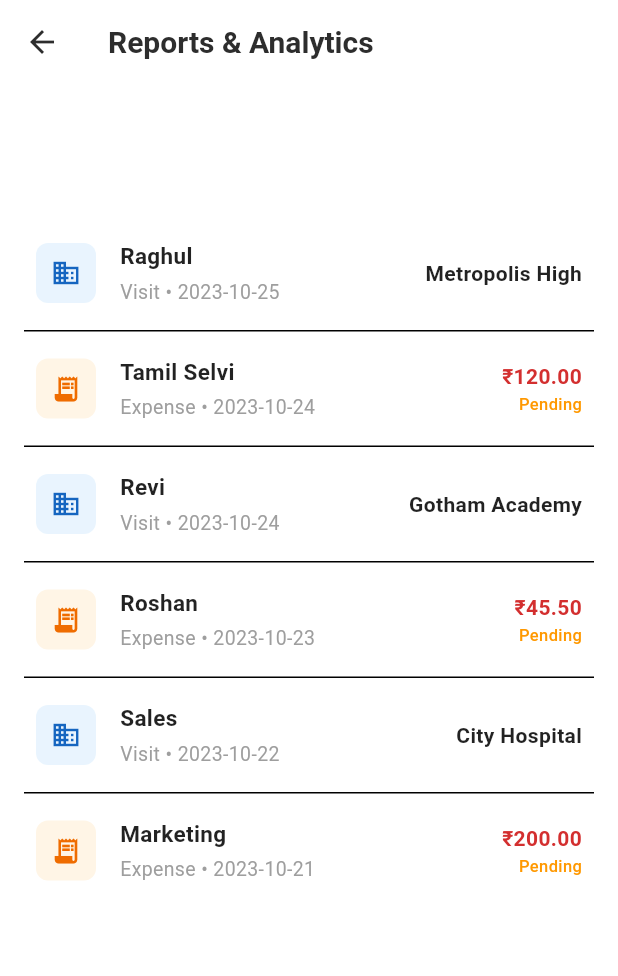
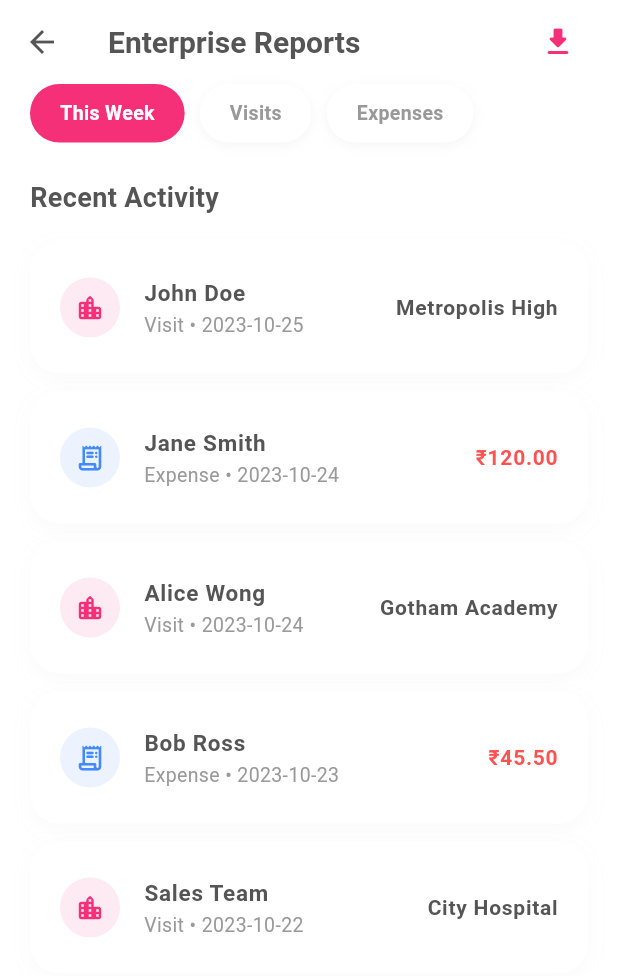
Before and after one commit to raghulcpro/samsel, a Flutter app: the ReportsScreen screen opened directly, on a phone screen of 412 x 824 dp. Shown: the top 976 px of the screen. Run offline on Flutter 3.47's test engine with Material 3 defaults, Android fonts, the phone set to English and light mode, and no system bars; our stand-ins replace go_router.

Commit message:
updated navigatiin

```diff
--- a/lib/core/constants/app_constants.dart
+++ b/lib/core/constants/app_constants.dart
@@ -9,13 +9,13 @@ enum UserRole {
 
 class AppConstants {
   // --- STRINGS ---
-  static const String appTitle = 'SAMSEL'; // Fixed: Added this back
+  static const String appTitle = 'SAMSEL';
 
   // --- NEW LIGHT THEME PALETTE ---
-  static const Color primaryBgTop = Color(0xFFFDEFF6);
-  static const Color primaryBgBottom = Color(0xFFFFFFFF);
+  static const Color primaryBgTop = Color(0xFFFDEFF6); // Soft Pink
+  static const Color primaryBgBottom = Colors.white;
 
-  static const Color accentColorLight = Color(0xFFF52F78);
+  static const Color accentColorLight = Color(0xFFF52F78); // Main Pink
   static const Color accentColorDark = Color(0xFFFF5996);
 
   static const Color textDark = Color(0xFF555555);
--- a/lib/core/theme/app_theme.dart
+++ b/lib/core/theme/app_theme.dart
@@ -1,69 +1,50 @@
 import 'package:flutter/material.dart';
+import 'package:sammsel/core/constants/app_constants.dart';
 
 class AppTheme {
+  static ThemeData get lightTheme {
+    return ThemeData(
+      primaryColor: AppConstants.accentColorLight,
+      scaffoldBackgroundColor: Colors.white,
 
-  static const Color primaryPink = Color(0xFFE91E63);
-  static const Color brandPink = Color(0xFFD8276A);
-  static const Color lightPinkCard = Color(0xFFFCE4EC); // Very light pink for stats
-  static const Color darkText = Color(0xFF2D2D2D);
-  static const Color greyText = Color(0xFF757575);
-  static const Color scaffoldBackground = Colors.white;
+      // Define the Color Scheme
+      colorScheme: const ColorScheme.light(
+        primary: AppConstants.accentColorLight,
+        secondary: AppConstants.accentColorDark,
+        surface: Colors.white,
+        onSurface: AppConstants.textDark,
+      ),
 
-  static ThemeData lightTheme = ThemeData(
-    useMaterial3: true,
-    brightness: Brightness.light,
-    scaffoldBackgroundColor: scaffoldBackground,
-    primaryColor: primaryPink,
-    colorScheme: const ColorScheme.light(
-      primary: primaryPink,
-      secondary: Color(0xFFFF4081),
-      surface: Colors.white,
-      onSurface: darkText,
-      error: Colors.redAccent,
-    ),
+      // App Bar Theme
       appBarTheme: const AppBarTheme(
-      backgroundColor: Colors.white,
-      foregroundColor: darkText,
+        backgroundColor: Colors.transparent,
         elevation: 0,
-      centerTitle: false,
+        centerTitle: true,
+        iconTheme: IconThemeData(color: AppConstants.textDark),
         titleTextStyle: TextStyle(
-        color: darkText,
+          color: AppConstants.textDark,
           fontSize: 20,
           fontWeight: FontWeight.bold,
         ),
-      iconTheme: IconThemeData(color: darkText),
       ),
-    textTheme: const TextTheme(
-      displayLarge: TextStyle(fontSize: 32, fontWeight: FontWeight.bold, color: darkText),
-      headlineMedium: TextStyle(fontSize: 24, fontWeight: FontWeight.bold, color: darkText),
-      titleLarge: TextStyle(fontSize: 20, fontWeight: FontWeight.bold, color: darkText),
-      titleMedium: TextStyle(fontSize: 16, fontWeight: FontWeight.w600, color: darkText),
-      bodyLarge: TextStyle(fontSize: 16, color: darkText),
-      bodyMedium: TextStyle(fontSize: 14, color: greyText),
-    ),
-    elevatedButtonTheme: ElevatedButtonThemeData(
-      style: ElevatedButton.styleFrom(
-        backgroundColor: primaryPink,
-        foregroundColor: Colors.white,
-        elevation: 0,
-        shape: RoundedRectangleBorder(borderRadius: BorderRadius.circular(16)),
-        padding: const EdgeInsets.symmetric(horizontal: 24, vertical: 16),
-        textStyle: const TextStyle(fontSize: 16, fontWeight: FontWeight.bold),
-      ),
-    ),
-    cardTheme: CardThemeData(
-      color: Colors.white,
-      elevation: 0, // Flat style as per screenshot
-      shape: RoundedRectangleBorder(borderRadius: BorderRadius.circular(20)),
-    ),
+
+      // Input Decoration Theme (Matches your login fields)
       inputDecorationTheme: InputDecorationTheme(
         filled: true,
-      fillColor: const Color(0xFFF5F5F5),
+        fillColor: AppConstants.inputFill,
         border: OutlineInputBorder(
           borderRadius: BorderRadius.circular(16),
           borderSide: BorderSide.none,
         ),
-      contentPadding: const EdgeInsets.all(20),
+        enabledBorder: OutlineInputBorder(
+          borderRadius: BorderRadius.circular(16),
+          borderSide: BorderSide.none,
+        ),
+        focusedBorder: OutlineInputBorder(
+          borderRadius: BorderRadius.circular(16),
+          borderSide: const BorderSide(color: AppConstants.accentColorLight, width: 2),
+        ),
       ),
     );
   }
+}
--- a/lib/profile/profile_screen.dart
+++ b/lib/profile/profile_screen.dart
@@ -2,7 +2,6 @@ import 'package:flutter/material.dart';
 import 'package:provider/provider.dart';
 import 'package:sammsel/auth/auth_service.dart';
 import 'package:sammsel/core/constants/app_constants.dart';
-
 
 class ProfileScreen extends StatelessWidget {
   const ProfileScreen({super.key});
--- a/lib/reports/reports_screen.dart
+++ b/lib/reports/reports_screen.dart
@@ -1,5 +1,5 @@
 import 'package:flutter/material.dart';
-
+import 'package:sammsel/core/constants/app_constants.dart';
 
 class ReportsScreen extends StatefulWidget {
   const ReportsScreen({super.key});
@@ -10,12 +10,11 @@ class ReportsScreen extends StatefulWidget {
 
 class _ReportsScreenState extends State<ReportsScreen> {
   final List<Map<String, String>> _mockReports = [
-    {'date': '2023-10-25', 'name': 'Raghul', 'type': 'Visit', 'location': 'Metropolis High'},
-    {'date': '2023-10-24', 'name': 'Tamil Selvi', 'type': 'Expense', 'amount': '₹120.00'},
-    {'date': '2023-10-24', 'name': 'Revi', 'type': 'Visit', 'location': 'Gotham Academy'},
-    {'date': '2023-10-23', 'name': 'Roshan', 'type': 'Expense', 'amount': '₹45.50'},
-    {'date': '2023-10-22', 'name': 'Sales', 'type': 'Visit', 'location': 'City Hospital'},
-    {'date': '2023-10-21', 'name': 'Marketing', 'type': 'Expense', 'amount': '₹200.00'},
+    {'date': '2023-10-25', 'name': 'John Doe', 'type': 'Visit', 'location': 'Metropolis High'},
+    {'date': '2023-10-24', 'name': 'Jane Smith', 'type': 'Expense', 'amount': '₹120.00'},
+    {'date': '2023-10-24', 'name': 'Alice Wong', 'type': 'Visit', 'location': 'Gotham Academy'},
+    {'date': '2023-10-23', 'name': 'Bob Ross', 'type': 'Expense', 'amount': '₹45.50'},
+    {'date': '2023-10-22', 'name': 'Sales Team', 'type': 'Visit', 'location': 'City Hospital'},
   ];
 
   @override
@@ -23,7 +22,10 @@ class _ReportsScreenState extends State<ReportsScreen> {
     return Scaffold(
       backgroundColor: Colors.transparent,
       appBar: AppBar(
-        title: const Text('Reports & Analytics'),
+        title: const Text(
+          'Enterprise Reports',
+          style: TextStyle(color: AppConstants.textDark, fontWeight: FontWeight.bold),
+        ),
         backgroundColor: Colors.transparent,
         elevation: 0,
         centerTitle: false,
@@ -31,155 +33,130 @@ class _ReportsScreenState extends State<ReportsScreen> {
           Padding(
             padding: const EdgeInsets.only(right: 16.0),
             child: IconButton(
-              icon: const Icon(Icons.download_rounded, color: Colors.white),
-              tooltip: 'Export Excel',
+              icon: const Icon(Icons.download_rounded, color: AppConstants.accentColorLight),
               onPressed: () {
                 ScaffoldMessenger.of(context).showSnackBar(
-                  const SnackBar(content: Text('Exporting data...')),
+                  const SnackBar(content: Text('Exporting report...')),
                 );
               },
             ),
           ),
         ],
       ),
-      body: Column(
+      body: Padding(
+        padding: const EdgeInsets.symmetric(horizontal: 20.0),
+        child: Column(
+          crossAxisAlignment: CrossAxisAlignment.start,
           children: [
-          // FILTERS SECTION
-          Container(
-            padding: const EdgeInsets.symmetric(vertical: 12, horizontal: 16),
-            child: SingleChildScrollView(
+            // FILTERS
+            SingleChildScrollView(
               scrollDirection: Axis.horizontal,
+              physics: const BouncingScrollPhysics(),
               child: Row(
                 children: [
-                  _buildFilterChip('All Dates', Icons.calendar_today),
-                  const SizedBox(width: 8),
-                  _buildFilterChip('Locations', Icons.location_on_outlined),
-                  const SizedBox(width: 8),
-                  _buildFilterChip('Type: All', Icons.filter_list),
+                  _buildFilterChip('This Week', true),
+                  const SizedBox(width: 10),
+                  _buildFilterChip('Visits', false),
+                  const SizedBox(width: 10),
+                  _buildFilterChip('Expenses', false),
                 ],
               ),
             ),
+            const SizedBox(height: 24),
+
+            // LIST HEADER
+            const Text(
+              'Recent Activity',
+              style: TextStyle(fontSize: 18, fontWeight: FontWeight.bold, color: AppConstants.textDark),
             ),
+            const SizedBox(height: 16),
 
-          // LIST SECTION
+            // REPORT LIST
             Expanded(
-            child: Container(
-              decoration: const BoxDecoration(
-                color: Colors.white,
-                borderRadius: BorderRadius.only(
-                  topLeft: Radius.circular(24),
-                  topRight: Radius.circular(24),
-                ),
-              ),
-              child: ClipRRect(
-                borderRadius: const BorderRadius.only(
-                  topLeft: Radius.circular(24),
-                  topRight: Radius.circular(24),
-                ),
               child: ListView.separated(
-                  padding: const EdgeInsets.all(16),
+                physics: const BouncingScrollPhysics(),
                 itemCount: _mockReports.length,
-                  separatorBuilder: (context, index) => const Divider(height: 1),
+                separatorBuilder: (context, index) => const SizedBox(height: 12),
                 itemBuilder: (context, index) {
                   final item = _mockReports[index];
                   final bool isExpense = item['type'] == 'Expense';
 
                   return Container(
-                      padding: const EdgeInsets.symmetric(vertical: 16, horizontal: 8),
-                      child: Row(
-                        children: [
-                          // Icon Box
-                          Container(
+                    decoration: BoxDecoration(
+                      color: Colors.white,
+                      borderRadius: BorderRadius.circular(20),
+                      boxShadow: [
+                        BoxShadow(
+                          color: Colors.grey.withValues(alpha: 0.05),
+                          blurRadius: 10,
+                          offset: const Offset(0, 4),
+                        )
+                      ],
+                    ),
+                    child: ListTile(
+                      contentPadding: const EdgeInsets.symmetric(horizontal: 20, vertical: 8),
+                      leading: Container(
                         padding: const EdgeInsets.all(10),
                         decoration: BoxDecoration(
-                              // UPDATED: Modern API
-                              color: isExpense
-                                  ? Colors.orange.withValues(alpha: 0.1)
-                                  : Colors.blue.withValues(alpha: 0.1),
-                              borderRadius: BorderRadius.circular(8),
+                          color: (isExpense ? Colors.blueAccent : AppConstants.accentColorLight).withValues(alpha: 0.1),
+                          shape: BoxShape.circle,
                         ),
                         child: Icon(
-                              isExpense ? Icons.receipt_long : Icons.business,
-                              color: isExpense ? Colors.orange[800] : Colors.blue[800],
+                          isExpense ? Icons.receipt_long_rounded : Icons.location_city_rounded,
+                          color: isExpense ? Colors.blueAccent : AppConstants.accentColorLight,
                           size: 20,
                         ),
                       ),
-                          const SizedBox(width: 16),
-
-                          // Main Info
-                          Expanded(
-                            child: Column(
-                              crossAxisAlignment: CrossAxisAlignment.start,
-                              children: [
-                                Text(
+                      title: Text(
                         item['name']!,
-                                  style: const TextStyle(
+                        style: const TextStyle(fontWeight: FontWeight.bold, fontSize: 15, color: AppConstants.textDark),
+                      ),
+                      subtitle: Text(
+                        '${item['type']} • ${item['date']}',
+                        style: const TextStyle(color: AppConstants.textLight, fontSize: 13),
+                      ),
+                      trailing: Text(
+                        item['location'] ?? item['amount'] ?? '',
+                        style: TextStyle(
+                          color: isExpense ? Colors.redAccent : AppConstants.textDark,
                           fontWeight: FontWeight.bold,
-                                    fontSize: 15,
-                                    color: Colors.black87,
+                          fontSize: 14,
                         ),
-                                  overflow: TextOverflow.ellipsis,
                       ),
-                                const SizedBox(height: 4),
-                                Text(
-                                  '${item['type']} • ${item['date']}',
-                                  style: const TextStyle(
-                                    color: Colors.grey,
-                                    fontSize: 13,
+                    ),
+                  );
+                },
               ),
             ),
           ],
         ),
       ),
+    );
+  }
 
-                          // Right Value
-                          Column(
-                            crossAxisAlignment: CrossAxisAlignment.end,
-                            children: [
-                              Text(
-                                item['location'] ?? item['amount'] ?? '',
-                                style: TextStyle(
-                                  fontWeight: FontWeight.bold,
-                                  fontSize: 14,
-                                  color: isExpense ? Colors.red[700] : Colors.black87,
-                                ),
-                              ),
-                              if (isExpense)
-                                const Text(
-                                  "Pending",
-                                  style: TextStyle(
-                                    fontSize: 11,
-                                    color: Colors.orange,
-                                    fontWeight: FontWeight.w500,
-                                  ),
+  Widget _buildFilterChip(String label, bool isSelected) {
+    return Container(
+      padding: const EdgeInsets.symmetric(horizontal: 20, vertical: 10),
+      decoration: BoxDecoration(
+        color: isSelected ? AppConstants.accentColorLight : Colors.white,
+        borderRadius: BorderRadius.circular(30),
+        boxShadow: [
+          if (!isSelected)
+            BoxShadow(
+              color: Colors.grey.withValues(alpha: 0.1),
+              blurRadius: 5,
+              offset: const Offset(0, 2),
             )
         ],
       ),
-                        ],
+      child: Text(
+        label,
+        style: TextStyle(
+          color: isSelected ? Colors.white : AppConstants.textLight,
+          fontWeight: FontWeight.bold,
+          fontSize: 13,
         ),
-                    );
-                  },
-                ),
-              ),
-            ),
-          ),
-        ],
       ),
     );
   }
-
-  Widget _buildFilterChip(String label, IconData icon) {
-    return Chip(
-      avatar: Icon(icon, size: 16, color: Colors.white70),
-      label: Text(
-        label,
-        style: const TextStyle(fontSize: 12, color: Colors.white),
-      ),
-      // UPDATED: Modern API
-      backgroundColor: Colors.white.withValues(alpha: 0.15),
-      padding: const EdgeInsets.symmetric(horizontal: 4),
-      side: BorderSide.none,
-      shape: RoundedRectangleBorder(borderRadius: BorderRadius.circular(20)),
-    );
 }
-}
```
Also changed, not shown: lib/dashboard/employee_dashboard.dart (+99 -112 lines), lib/dashboard/manager_dashboard.dart (+31 -47 lines), lib/dashboard/super_admin_dashboard.dart (+37 -23 lines), lib/main.dart (+16 -22 lines). Lines whose indentation alone changed are shown as unchanged.
